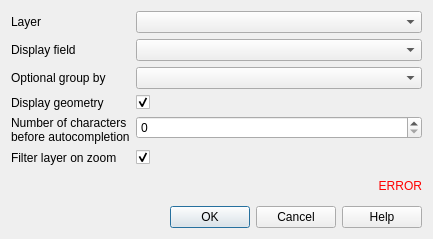
3liz/lizmap-plugin, file lizmap/resources/ui/ui_form_locate_layer.ui: the form before one commit.
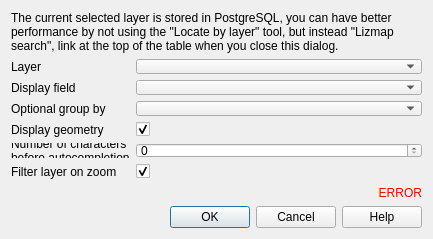
The form after the commit. Custom widgets are drawn as their Qt base class.

Commit message: UX - Add a warning when we set PG layer in Locate by layer

Diff of the .ui file:
```diff
--- a/lizmap/resources/ui/ui_form_locate_layer.ui
+++ b/lizmap/resources/ui/ui_form_locate_layer.ui
@@ -14,6 +14,16 @@
    <string>Locate by layer</string>
   </property>
   <layout class="QVBoxLayout" name="verticalLayout">
+   <item>
+    <widget class="QLabel" name="label_layer_in_pg">
+     <property name="text">
+      <string>The current selected layer is stored in PostgreSQL, you can have better performance by not using the &quot;Locate by layer&quot; tool, but instead &quot;Lizmap search&quot;, link at the top of the table when you close this dialog.</string>
+     </property>
+     <property name="wordWrap">
+      <bool>true</bool>
+     </property>
+    </widget>
+   </item>
    <item>
     <layout class="QFormLayout" name="formLayout">
      <item row="0" column="0">
```
The commit also changes 1 other file.
